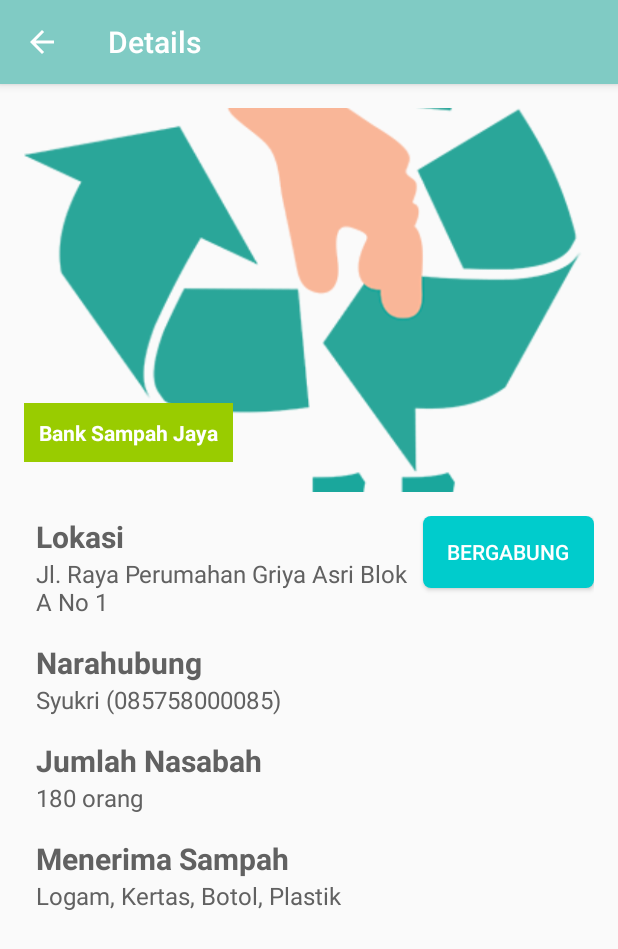
After one commit to picklesquad/User-App, an Android app: the BankSampahDetailsActivity screen opened directly, with no data from a screen before it, on a phone screen of 412 x 824 dp. The commit adds this screen. Shown: the top 949 px of the screen. Run offline under Robolectric (Android 15) with nearby library versions, the phone set to English and light mode, and no system bars; our stand-ins replace Volley; network calls fail.

Commit message:
Perbaiki Map + Details Bank ketika diklik

```diff
--- a/app/src/main/AndroidManifest.xml
+++ b/app/src/main/AndroidManifest.xml
@@ -47,7 +47,8 @@
             android:theme="@android:style/Theme.Translucent.NoTitleBar" />
         <activity android:name=".CompleteFormActivity" />
         <activity android:name=".DashboardActivity" />
-        <activity android:name=".SearchWithMapActivity"></activity>
+        <activity android:name=".SearchWithMapActivity" />
+        <activity android:name=".BankSampahDetailsActivity"></activity>
     </application>
 
 </manifest>
--- /dev/null
+++ b/app/src/main/java/picklenostra/user_app/BankSampahDetailsActivity.java
@@ -0,0 +1,84 @@
+package picklenostra.user_app;
+
+import android.support.v7.app.AppCompatActivity;
+import android.os.Bundle;
+import android.view.MenuItem;
+import android.widget.TextView;
+
+import com.android.volley.Request;
+import com.android.volley.Response;
+import com.android.volley.VolleyError;
+import com.android.volley.toolbox.StringRequest;
+
+import org.json.JSONException;
+import org.json.JSONObject;
+
+public class BankSampahDetailsActivity extends AppCompatActivity {
+
+    private TextView namaBank, lokasiBank, jumlahNasabahBank, jenisSampahBank;
+    private int idBank;
+    private final String URL = "http://private-74bbc-apiuser1.apiary-mock.com/bank/%1$s";
+
+    @Override
+    protected void onCreate(Bundle savedInstanceState) {
+        super.onCreate(savedInstanceState);
+        setContentView(R.layout.activity_bank_sampah_details);
+
+        //Initialize Action Bar
+        getSupportActionBar().setDisplayHomeAsUpEnabled(true);
+        getSupportActionBar().setTitle("Details");
+
+        //Initialize
+        namaBank = (TextView) findViewById(R.id.banksampahdetails_namabank);
+        lokasiBank = (TextView) findViewById(R.id.banksampahdetails_lokasi);
+        jumlahNasabahBank = (TextView) findViewById(R.id.banksampahdetails_jumlahnasabah);
+        jenisSampahBank = (TextView)findViewById(R.id.banksampahdetails_jenissampah);
+
+        //Receive idBank from issued intent
+        idBank = getIntent().getIntExtra("idBank",0);
+
+        volleyRequest(idBank);
+    }
+
+
+    private void volleyRequest(int idBank){
+        String params = String.format(URL,idBank+"");
+        StringRequest request =  new StringRequest(Request.Method.GET, params, new Response.Listener<String>() {
+            @Override
+            public void onResponse(String response) {
+                try {
+                    JSONObject responseObject = new JSONObject(response);
+                    JSONObject bank = responseObject.getJSONObject("bank");
+                    String namaBankSampah = bank.getString("namaBank");
+                    String alamatBankSampah = bank.getString("alamatBank");
+                    int totalNasabah = bank.getInt("totalNasabah");
+
+                    namaBank.setText(namaBankSampah);
+                    lokasiBank.setText(alamatBankSampah);
+                    jumlahNasabahBank.setText(totalNasabah+" Orang");
+
+                } catch (JSONException e) {
+                    e.printStackTrace();
+                }
+
+            }
+        }, new Response.ErrorListener() {
+            @Override
+            public void onErrorResponse(VolleyError error) {
+
+            }
+        });
+        VolleyController.getInstance().addToRequestQueue(request);
+    }
+
+    @Override
+    public boolean onOptionsItemSelected(MenuItem item) {
+        switch (item.getItemId()){
+            case android.R.id.home:
+                onBackPressed();
+                return true;
+            default:
+                return super.onOptionsItemSelected(item);
+        }
+    }
+}
--- a/app/src/main/java/picklenostra/user_app/SearchWithMapActivity.java
+++ b/app/src/main/java/picklenostra/user_app/SearchWithMapActivity.java
@@ -1,6 +1,7 @@
 package picklenostra.user_app;
 
 import android.Manifest;
+import android.content.Intent;
 import android.content.pm.PackageManager;
 import android.graphics.Color;
 import android.location.Location;
@@ -11,6 +12,9 @@ import android.support.v7.app.ActionBarActivity;
 import android.support.v7.app.AppCompatActivity;
 import android.os.Bundle;
 import android.util.Log;
+import android.view.MenuItem;
+import android.view.View;
+import android.widget.AdapterView;
 import android.widget.ListView;
 import android.widget.Toast;
 
@@ -65,6 +69,10 @@ public class SearchWithMapActivity extends ActionBarActivity implements
         super.onCreate(savedInstanceState);
         setContentView(R.layout.activity_search_with_map);
 
+        //Initialize Action Bar
+        getSupportActionBar().setTitle("Search Bank Sampah");
+        getSupportActionBar().setDisplayHomeAsUpEnabled(true);
+
         //Initialize
         listView = (ListView) findViewById(R.id.searchwithmap_listview);
         listBankSampah = new ArrayList<>();
@@ -75,6 +83,17 @@ public class SearchWithMapActivity extends ActionBarActivity implements
         volleyRequest();
         listView.setAdapter(adapter);
         setPositionToCamera(curLat, curLong);
+
+        //ListView Listener
+        listView.setOnItemClickListener(new AdapterView.OnItemClickListener() {
+            @Override
+            public void onItemClick(AdapterView<?> parent, View view, int position, long id) {
+                int idBank = listBankSampah.get(position).getIdBank();
+                Intent intent = new Intent(SearchWithMapActivity.this, BankSampahDetailsActivity.class);
+                intent.putExtra("idBank",idBank);
+                startActivity(intent);
+            }
+        });
     }
 
     synchronized void buildGoogleApiClient() {
@@ -196,6 +215,7 @@ public class SearchWithMapActivity extends ActionBarActivity implements
                     JSONArray banks = responseObject.getJSONArray("bank");
                     for(int i = 0; i < banks.length(); i++){
                         JSONObject bank = (JSONObject) banks.get(i);
+                        int idBank = bank.getInt("id");
                         String namaBank = bank.getString("namaBank");
                         String alamatBank = bank.getString("alamatBank");
                         double latitude = bank.getDouble("latitude");
@@ -207,6 +227,7 @@ public class SearchWithMapActivity extends ActionBarActivity implements
 
                         //Create Model
                         SearchWithMapModel searchWithMapModel = new SearchWithMapModel();
+                        searchWithMapModel.setIdBank(idBank);
                         searchWithMapModel.setNamaBank(namaBank);
                         searchWithMapModel.setNamaJalan(alamatBank);
                         searchWithMapModel.setJarak(jarak);
@@ -293,5 +314,16 @@ public class SearchWithMapActivity extends ActionBarActivity implements
         googleApiClient.disconnect();
     }
 
+    @Override
+    public boolean onOptionsItemSelected(MenuItem item) {
+        switch (item.getItemId()){
 
+            case android.R.id.home:
+                onBackPressed();
+                return true;
+            default:
+                return super.onOptionsItemSelected(item);
+
+        }
+    }
 }
--- a/app/src/main/java/picklenostra/user_app/SearchWithMapModel.java
+++ b/app/src/main/java/picklenostra/user_app/SearchWithMapModel.java
@@ -7,6 +7,7 @@ import java.io.Serializable;
  */
 public class SearchWithMapModel implements Serializable {
 
+    private int idBank;
     private String pictureUrl;
     private String namaBank;
     private String namaJalan;
@@ -44,4 +45,21 @@ public class SearchWithMapModel implements Serializable {
     public void setJarak(double jarak) {
         this.jarak = jarak;
     }
+
+    public int getIdBank() {
+        return idBank;
+    }
+
+    public void setIdBank(int idBank) {
+        this.idBank = idBank;
+    }
+
+    public String getPictureUrl() {
+        return pictureUrl;
+    }
+
+    public void setPictureUrl(String pictureUrl) {
+        this.pictureUrl = pictureUrl;
+    }
+
 }
--- /dev/null
+++ b/app/src/main/res/drawable/style_rounded_button.xml
@@ -0,0 +1,9 @@
+<?xml version="1.0" encoding="utf-8"?>
+<shape xmlns:android="http://schemas.android.com/apk/res/android" android:shape="rectangle" android:padding="1dp">
+    <solid android:color="#00CCCC"/> <!-- this one is ths color of the Rounded Button -->
+    <corners
+        android:bottomRightRadius="5dp"
+        android:bottomLeftRadius="5dp"
+        android:topLeftRadius="5dp"
+        android:topRightRadius="5dp"/>
+</shape>
--- /dev/null
+++ b/app/src/main/res/layout/activity_bank_sampah_details.xml
@@ -0,0 +1,145 @@
+<?xml version="1.0" encoding="utf-8"?>
+<ScrollView
+    xmlns:android="http://schemas.android.com/apk/res/android"
+    xmlns:tools="http://schemas.android.com/tools"
+    android:layout_width="match_parent"
+    android:layout_height="match_parent"
+    android:layout_marginTop="@dimen/activity_vertical_margin"
+    android:layout_marginBottom="@dimen/activity_vertical_margin"
+    android:layout_marginLeft="@dimen/activity_horizontal_margin"
+    android:layout_marginRight="@dimen/activity_horizontal_margin"
+    tools:context="picklenostra.user_app.BankSampahDetailsActivity">
+
+    <RelativeLayout
+        android:layout_width="match_parent"
+        android:layout_height="match_parent">
+
+        <FrameLayout
+            android:id="@+id/banksampahdetails_framelayout"
+            android:layout_width="match_parent"
+            android:layout_height="256dp">
+
+            <ImageView
+                android:id="@+id/image_bank"
+                android:layout_width="match_parent"
+                android:layout_height="match_parent"
+                android:scaleType="centerCrop"
+                android:src="@drawable/brandinglogo"/>
+
+            <TextView
+                android:id="@+id/banksampahdetails_namabank"
+                android:layout_width="wrap_content"
+                android:layout_height="wrap_content"
+                android:text="Bank Sampah Jaya"
+                android:textStyle="bold"
+                android:textColor="@color/white"
+                android:background="@android:color/holo_green_light"
+                android:layout_gravity="bottom|left"
+                android:layout_marginBottom="20dp"
+                android:padding="10dp"/>
+        </FrameLayout>
+
+        <LinearLayout
+            android:layout_width="match_parent"
+            android:layout_height="wrap_content"
+            android:layout_below="@id/banksampahdetails_framelayout"
+            android:layout_marginTop="@dimen/activity_vertical_margin"
+            android:orientation="horizontal"
+            android:weightSum="100">
+
+            <LinearLayout
+                android:layout_width="0dp"
+                android:layout_height="wrap_content"
+                android:layout_weight="70"
+                android:orientation="vertical">
+
+                <TextView
+                    android:layout_width="wrap_content"
+                    android:layout_height="wrap_content"
+                    android:text="Lokasi"
+                    android:textStyle="bold"
+                    android:textSize="20sp"
+                    android:layout_marginLeft="8dp"
+                    android:textColor="@color/text"
+                    />
+                <TextView
+                    android:id="@+id/banksampahdetails_lokasi"
+                    android:layout_width="wrap_content"
+                    android:layout_height="wrap_content"
+                    android:text="Jl. Raya Perumahan Griya Asri Blok A No 1"
+                    android:textSize="16sp"
+                    android:textColor="@color/text"
+                    android:layout_marginLeft="8dp"
+                    />
+                <TextView
+                    android:paddingTop="16dp"
+                    android:layout_width="wrap_content"
+                    android:layout_height="wrap_content"
+                    android:text="Narahubung"
+                    android:textStyle="bold"
+                    android:textSize="20sp"
+                    android:layout_marginLeft="8dp"
+                    android:textColor="@color/text"
+                    />
+                <TextView
+                    android:id="@+id/banksampahdetails_narahubung"
+                    android:layout_width="wrap_content"
+                    android:layout_height="wrap_content"
+                    android:text="Syukri (085758000085)"
+                    android:textSize="16sp"
+                    android:layout_marginLeft="8dp"
+                    android:textColor="@color/text"
+                    />
+                <TextView
+                    android:paddingTop="16dp"
+                    android:layout_width="wrap_content"
+                    android:layout_height="wrap_content"
+                    android:text="Jumlah Nasabah"
+                    android:textStyle="bold"
+                    android:textSize="20sp"
+                    android:layout_marginLeft="8dp"
+                    android:textColor="@color/text"
+                    />
+                <TextView
+                    android:id="@+id/banksampahdetails_jumlahnasabah"
+                    android:layout_width="260dp"
+                    android:layout_height="wrap_content"
+                    android:text="180 orang"
+                    android:textSize="16sp"
+                    android:layout_marginLeft="8dp"
+                    android:textColor="@color/text"
+                    />
+                <TextView
+                    android:paddingTop="16dp"
+                    android:layout_width="wrap_content"
+                    android:layout_height="wrap_content"
+                    android:text="Menerima Sampah"
+                    android:textStyle="bold"
+                    android:textSize="20sp"
+                    android:layout_marginLeft="8dp"
+                    android:textColor="@color/text"
+                    />
+                <TextView
+                    android:id="@+id/banksampahdetails_jenissampah"
+                    android:layout_width="wrap_content"
+                    android:layout_height="wrap_content"
+                    android:text="Logam, Kertas, Botol, Plastik"
+                    android:textSize="16sp"
+                    android:layout_marginLeft="8dp"
+                    android:textColor="@color/text"
+                    />
+            </LinearLayout>
+
+            <Button
+                android:layout_width="0dp"
+                android:layout_height="wrap_content"
+                android:layout_weight="30"
+                android:text="Bergabung"
+                android:background="@drawable/style_rounded_button"
+                android:textColor="@color/white" />
+
+        </LinearLayout>
+
+
+    </RelativeLayout>
+</ScrollView>
--- a/app/src/main/res/layout/activity_search_with_map.xml
+++ b/app/src/main/res/layout/activity_search_with_map.xml
@@ -14,7 +14,7 @@
     <android.support.v7.widget.CardView
         android:layout_width="match_parent"
         android:layout_height="0dp"
-        android:layout_weight="40">
+        android:layout_weight="50">
 
         <LinearLayout
             android:layout_width="match_parent"
@@ -46,7 +46,7 @@
         android:id="@+id/searchwithmap_listview"
         android:layout_width="match_parent"
         android:layout_height="0dp"
-        android:layout_weight="60"
+        android:layout_weight="50"
         android:layout_marginTop="@dimen/activity_vertical_margin"
         android:cacheColorHint="@android:color/transparent"
         android:divider="@color/textHint"
```
